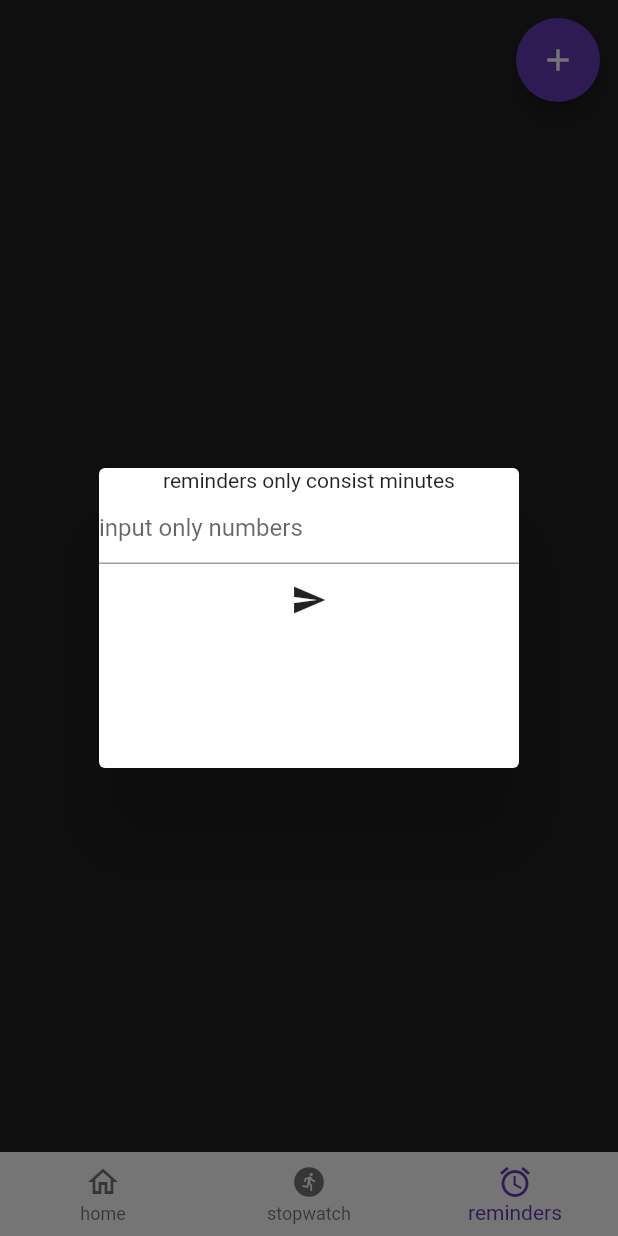
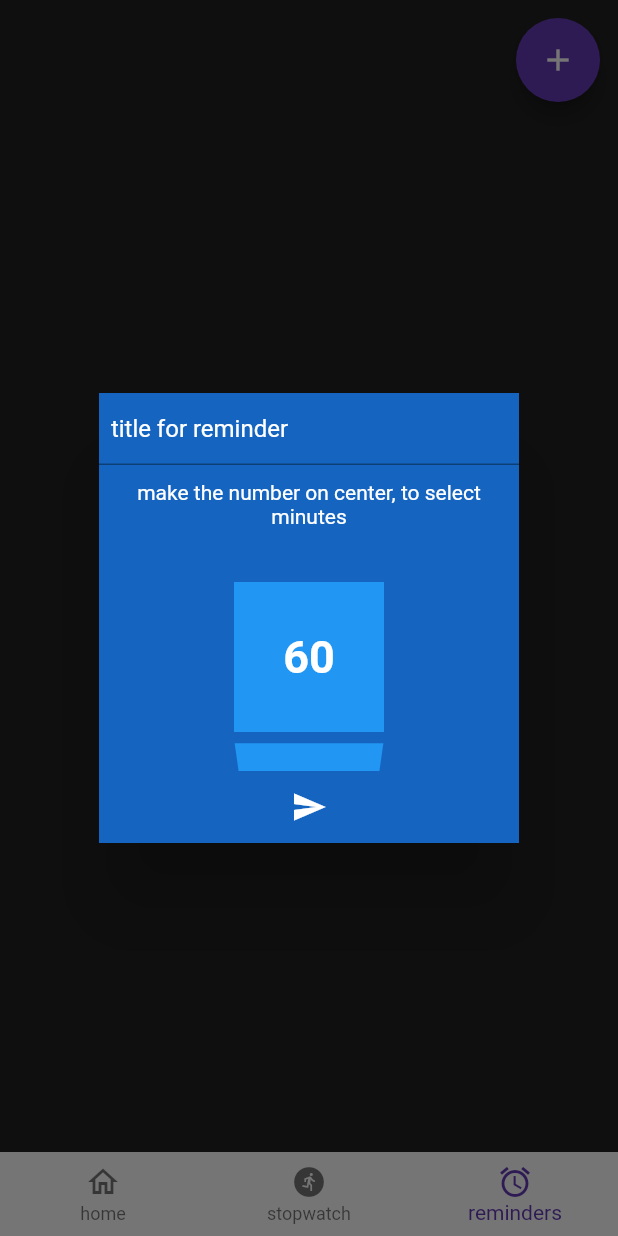
Before and after one commit to mUmarBaloch/Flutter-Clock-and-Reminder-App, a Flutter app: the screen it shows after launch, item 3 of the bottom bar chosen, after a tap on the "add" icon, on a phone screen of 412 x 824 dp. Run offline on Flutter 3.47's test engine with Material 2 defaults, Android fonts, the phone set to English and light mode, and no system bars; our stand-ins replace flutter_local_notifications, shared_preferences; missing offline and left inert: flutter_analog_clock, neon_circular_timer; statements that could not run were skipped.

Commit message:
app completed

```diff
--- a/lib/main.dart
+++ b/lib/main.dart
@@ -1,10 +1,13 @@
 // @dart=2.9
 
 import 'package:clock_app/controller/local_db.dart';
+import 'package:clock_app/controller/notification_controller.dart';
+import 'package:clock_app/controller/reminder_controller.dart';
+import 'package:clock_app/model/reminder_model.dart';
 import 'package:clock_app/view/reminders/reminder.dart';
 import 'package:clock_app/view/stopwatch/stopwatch.dart';
 import 'package:flutter/material.dart';
-import 'package:flutter_local_notifications/flutter_local_notifications.dart';
+import 'package:provider/provider.dart';
 import 'view/home/home.dart';
 
 void main() async {
@@ -32,7 +35,9 @@ class _MyAppState extends State<MyApp> {
           primarySwatch: Colors.deepPurple),
       home: Scaffold(
         backgroundColor: Colors.grey[900],
-        body: SafeArea(child: screens[index]),
+        body: ChangeNotifierProvider<ReminderController>(
+            create: (context) => ReminderController(),
+            child: SafeArea(child: screens[index])),
         bottomNavigationBar: BottomNavigationBar(
           selectedItemColor: Colors.deepPurple,
           currentIndex: index,
--- a/lib/model/reminder_model.dart
+++ b/lib/model/reminder_model.dart
@@ -3,12 +3,15 @@ import 'package:flutter/cupertino.dart';
 class Reminder {
   final int? id;
   final int? minutes;
+  final String? title;
 
-  Reminder({required this.id, required this.minutes});
+  Reminder({required this.id, required this.minutes, this.title});
 
   Reminder.fromMap(Map map)
       : this.id = map['id'],
-        this.minutes = map['minutes'];
+        this.minutes = map['minutes'],
+        this.title = map['title'] ?? '';
 
-  toMap() => {'id': this.id, 'minutes': this.minutes};
+  toMap() =>
+      {'id': this.id, 'minutes': this.minutes, 'title': this.title ?? ''};
 }
--- a/lib/view/home/home.dart
+++ b/lib/view/home/home.dart
@@ -1,13 +1,16 @@
 // @dart=2.9
 import 'package:clock_app/controller/reminder_controller.dart';
-import 'package:clock_app/model/reminder_model.dart';
 import 'package:clock_app/view/reminders/reminder_card.dart';
+import 'package:flutter/foundation.dart';
 import 'package:flutter/material.dart';
+import 'package:provider/provider.dart';
 import 'home_widgets.dart';
 
 class Home extends StatelessWidget {
   @override
   Widget build(BuildContext context) {
+    // Provider.of<ReminderController>(context, listen: false)
+    //     .deleteAfterDelievered();
     return Column(
       mainAxisAlignment: MainAxisAlignment.center,
       children: [
--- a/lib/view/reminders/add_reminder.dart
+++ b/lib/view/reminders/add_reminder.dart
@@ -1,31 +1,79 @@
 import 'package:clock_app/controller/local_db.dart';
 import 'package:clock_app/controller/reminder_controller.dart';
-import 'package:clock_app/model/reminder_model.dart';
+
 import 'package:flutter/material.dart';
-import 'package:flutter_local_notifications/flutter_local_notifications.dart';
 import 'package:provider/provider.dart';
 
 class AddReminder extends StatelessWidget {
   @override
   Widget build(BuildContext context) {
-    final controller = TextEditingController();
+    final titleController = TextEditingController();
+    List<int> numbers = List.generate(61, (n) {
+      if (n > 0) {
+        return n;
+      }
+      return 60;
+    });
+    int val = 1;
     return Dialog(
       child: Container(
-        height: 200,
+        color: Colors.blue[800],
+        height: 300,
         width: 200,
         child: Column(
           children: [
-            Text('reminders only consist minutes'),
             TextField(
-              controller: controller,
-              decoration: InputDecoration(hintText: 'input only numbers'),
+              controller: titleController,
+              style: TextStyle(color: Colors.white),
+              decoration: InputDecoration(
+                  hintStyle: TextStyle(color: Colors.white),
+                  hintText: '  title for reminder'),
+            ),
+            SizedBox(
+              height: 10,
+            ),
+            Text('make the number on center, to select minutes',
+                textAlign: TextAlign.center,
+                style: TextStyle(
+                  color: Colors.white,
+                )),
+            SizedBox(
+              height: 10,
+            ),
+            Expanded(
+              child: ListWheelScrollView(
+                  onSelectedItemChanged: (index) {
+                    val = index;
+                    print(val);
+                  },
+                  itemExtent: 100,
+                  children: numbers
+                      .map((e) => Container(
+                            height: 70,
+                            width: 100,
+                            color: Colors.blue[500],
+                            child: Center(
+                              child: Text(
+                                '$e',
+                                style: TextStyle(
+                                    fontSize: 30,
+                                    fontWeight: FontWeight.bold,
+                                    color: Colors.white),
+                              ),
+                            ),
+                          ))
+                      .toList()),
             ),
             IconButton(
+                color: Colors.white,
                 onPressed: () {
                   Provider.of<ReminderController>(context, listen: false)
                       .addReminders(
                           id: ReminderController().reminders.length,
-                          minutes: int.parse(controller.text));
+                          minutes: val,
+                          title: titleController.text.length < 2
+                              ? 'Reminde me after '
+                              : titleController.text);
                   LocalDb().addData();
 
                   Navigator.pop(context);
--- a/lib/view/reminders/reminder.dart
+++ b/lib/view/reminders/reminder.dart
@@ -7,20 +7,19 @@ import 'package:flutter/material.dart';
 import 'package:flutter_local_notifications/flutter_local_notifications.dart';
 import 'package:provider/provider.dart';
 
-import '../../main.dart';
-
 class Reminders extends StatelessWidget {
   @override
   Widget build(BuildContext context) {
-    return ChangeNotifierProvider<ReminderController>(
-      create: (context) => ReminderController(),
-      child: Container(
-        child: Consumer<ReminderController>(
-          builder: (context, data, child) => ListView(
+    return Container(
+      child: Consumer<ReminderController>(builder: (context, data, child) {
+        // Provider.of<ReminderController>(context, listen: false)
+        //     .deleteAfterDelievered();
+        return ListView(
           children: [
             ...data.reminders.map((reminder) => reminderCard(
                   context: context,
                   id: reminder.id,
+                  title: reminder.title,
                   minutes: reminder.minutes,
                 )),
             Container(
@@ -37,9 +36,8 @@ class Reminders extends StatelessWidget {
               ),
             ),
           ],
-          ),
-        ),
-      ),
+        );
+      }),
     );
   }
 }
--- a/lib/view/reminders/reminder_card.dart
+++ b/lib/view/reminders/reminder_card.dart
@@ -7,6 +7,7 @@ Container reminderCard(
     {required BuildContext context,
     required int id,
     required int minutes,
+    String title = 'Remind me after :',
     isReminderScreen = true}) {
   return Container(
     margin: EdgeInsets.all(8),
@@ -17,7 +18,7 @@ Container reminderCard(
     ),
     child: ListTile(
       title: Text(
-        'Remind me after :',
+        '$title :',
         style: TextStyle(color: Colors.white),
       ),
       subtitle: Text('$minutes minutes', style: TextStyle(color: Colors.white)),
```
Also changed, not shown: lib/controller/notification_controller.dart (+6 -8 lines), lib/controller/reminder_controller.dart (+45 -3 lines). Lines whose indentation alone changed are shown as unchanged.
